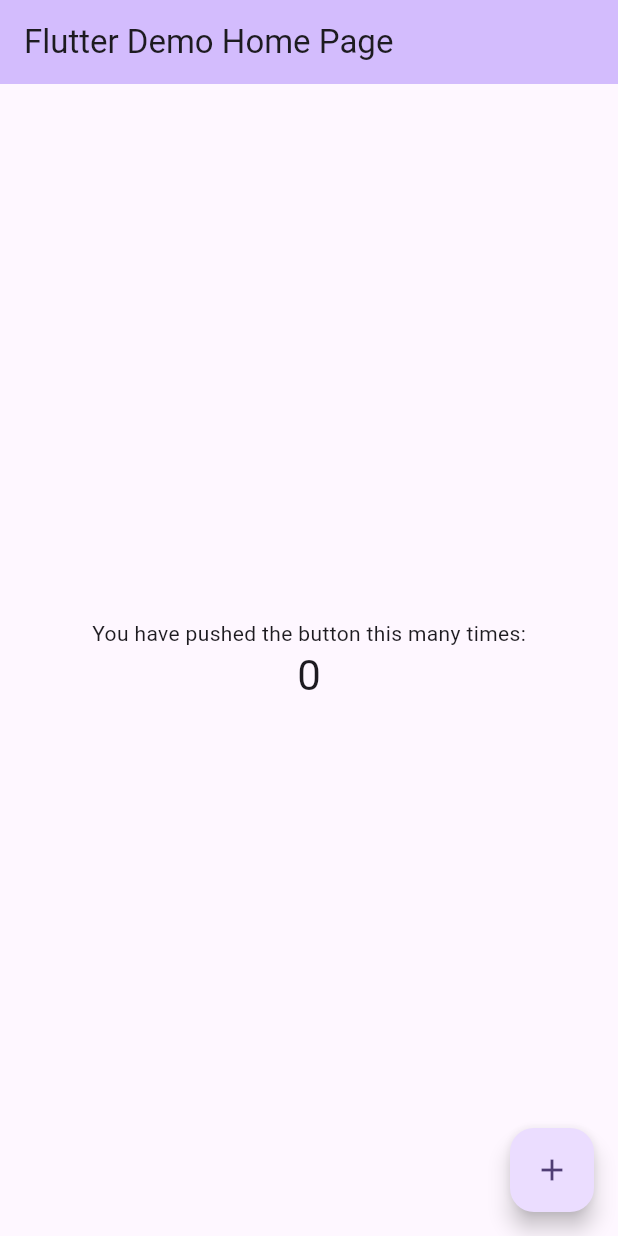
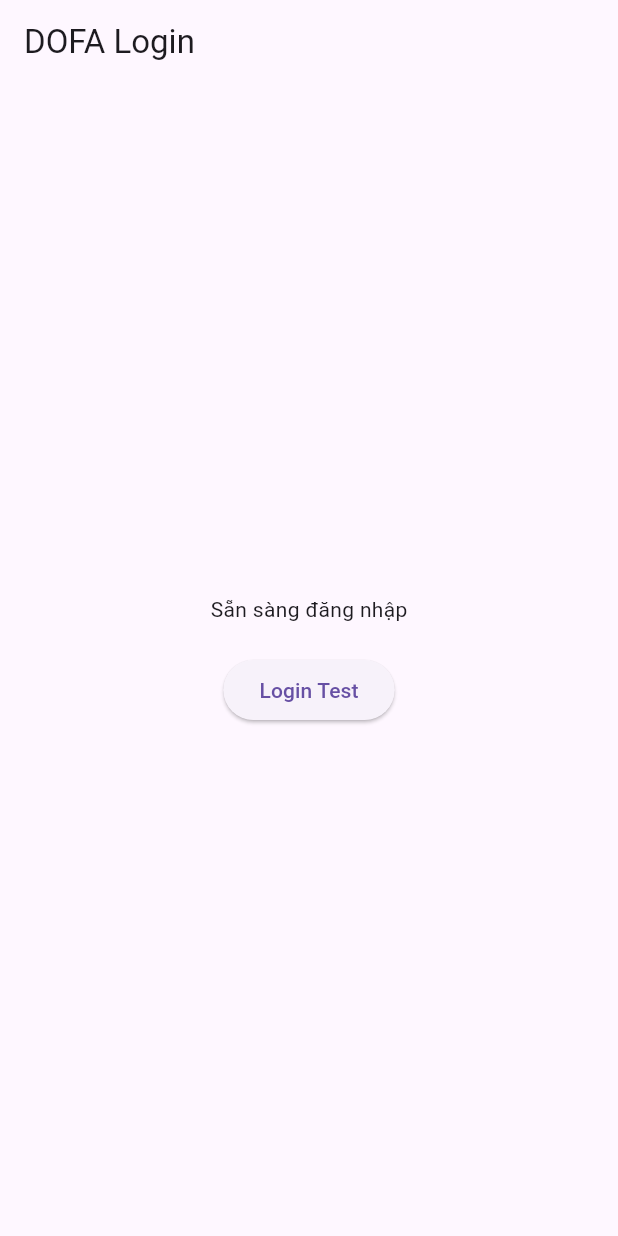
Before and after one commit to hoanglcnn-oss/AFOD_Librio_Mobile, a Flutter app: the screen it shows after launch, on a phone screen of 412 x 824 dp. Run offline on Flutter 3.47's test engine with Material 3 defaults, Android fonts, the phone set to English and light mode, and no system bars; our stand-ins replace equatable, flutter_bloc.

Commit message:
feat: implement authentication feature with BLoC architecture and tests

```diff
--- /dev/null
+++ b/week34_project/devtools_options.yaml
@@ -0,0 +1,3 @@
+description: This file stores settings for Dart & Flutter DevTools.
+documentation: https://docs.flutter.dev/tools/devtools/extensions#configure-extension-enablement-states
+extensions:
--- a/week34_project/lib/app/app.dart
+++ b/week34_project/lib/app/app.dart
@@ -0,0 +1,25 @@
+import 'package:flutter/material.dart';
+import 'package:flutter_bloc/flutter_bloc.dart';
+
+import '../features/auth/bloc/auth_bloc.dart';
+import '../features/auth/data/fake_auth_repository.dart';
+import '../features/auth/presentation/login_screen.dart';
+
+class DofaApp extends StatelessWidget {
+  const DofaApp({super.key});
+
+  @override
+  Widget build(BuildContext context) {
+    return MaterialApp(
+      debugShowCheckedModeBanner: false,
+      home: BlocProvider<AuthBloc>(
+        // Tạo AuthBloc và truyền FakeAuthRepository.
+
+        create: (context) => AuthBloc(authRepository: FakeAuthRepository()),
+
+        // Đặt LoginScreen làm widget con.
+        child: LoginScreen(),
+      ),
+    );
+  }
+}
--- a/week34_project/lib/features/auth/bloc/auth_bloc.dart
+++ b/week34_project/lib/features/auth/bloc/auth_bloc.dart
@@ -0,0 +1,31 @@
+import 'package:flutter_bloc/flutter_bloc.dart';
+
+import 'auth_event.dart';
+import 'auth_state.dart';
+import '../data/auth_repository.dart';
+
+class AuthBloc extends Bloc<AuthEvent, AuthState> {
+  final AuthRepository authRepository;
+  AuthBloc({required this.authRepository}) : super(const AuthInitial()) {
+    // Đăng ký xử lý LoginRequested bằng on<LoginRequested>()
+    on<LoginRequested>(_onLoginRequested);
+  }
+
+  // Khi nhận LoginRequested:
+  // emit AuthLoading()
+  Future<void> _onLoginRequested(
+    LoginRequested event,
+    Emitter<AuthState> emit,
+  ) async {
+    emit(const AuthLoading());
+    try {
+      // Truyền email, password từ event.
+      await authRepository.login(event.email, event.password);
+      // Nếu không xảy ra exception:
+      emit(const AuthSuccess(message: 'Đăng nhập thành công'));
+    } catch (error) {
+      // Sử dụng thông báo lỗi giả lập.
+      emit(const AuthFailure(message: 'Sai tài khoản hoặc mật khẩu (giả lập)'));
+    }
+  }
+}
--- a/week34_project/lib/features/auth/bloc/auth_event.dart
+++ b/week34_project/lib/features/auth/bloc/auth_event.dart
@@ -0,0 +1,23 @@
+import 'package:equatable/equatable.dart';
+
+abstract class AuthEvent extends Equatable {
+  const AuthEvent();
+
+  @override
+  List<Object?> get props => [];
+}
+
+class LoginRequested extends AuthEvent {
+  final String email;
+  final String password;
+
+  // Viết constructor nhận email và password.
+  // Dùng required và super.key? Không!
+  // Đây không phải Widget.
+  const LoginRequested({required this.email, required this.password});
+
+  // Override props để Equatable so sánh
+  // LoginRequested dựa trên email và password.
+  @override
+  List<Object?> get props => [email, password];
+}
--- a/week34_project/lib/features/auth/bloc/auth_state.dart
+++ b/week34_project/lib/features/auth/bloc/auth_state.dart
@@ -0,0 +1,31 @@
+import 'package:equatable/equatable.dart';
+
+// Tạo abstract class AuthState kế thừa Equatable, constructor const
+abstract class AuthState extends Equatable {
+  const AuthState();
+
+  @override
+  List<Object?> get props => [];
+}
+
+class AuthInitial extends AuthState {
+  const AuthInitial();
+}
+
+class AuthLoading extends AuthState {
+  const AuthLoading();
+}
+
+class AuthSuccess extends AuthState {
+  final String message;
+  const AuthSuccess({required this.message});
+  @override
+  List<Object?> get props => [message];
+}
+
+class AuthFailure extends AuthState {
+  final String message;
+  const AuthFailure({required this.message});
+  @override
+  List<Object?> get props => [message];
+}
--- a/week34_project/lib/features/auth/data/auth_repository.dart
+++ b/week34_project/lib/features/auth/data/auth_repository.dart
@@ -0,0 +1,8 @@
+abstract class AuthRepository {
+  // Khai báo phương thức login()
+  // - nhận String email
+  // - nhận String password
+  // - trả Future<void>
+  // - không có phần thân hàm
+  Future<void> login(String email, String password);
+}
--- /dev/null
+++ b/week34_project/lib/features/auth/data/fake_auth_repository.dart
@@ -0,0 +1,15 @@
+import 'auth_repository.dart';
+
+class FakeAuthRepository implements AuthRepository {
+  @override
+  Future<void> login(String email, String password) async {
+    // Giả lập thời gian chờ server
+    await Future.delayed(const Duration(seconds: 1));
+
+    if (email == 'test@example.com' && password == '123456') {
+      return;
+    }
+
+    throw Exception('Email hoặc mật khẩu không đúng');
+  }
+}
--- /dev/null
+++ b/week34_project/lib/features/auth/presentation/login_screen.dart
@@ -0,0 +1,64 @@
+import 'package:flutter/material.dart';
+import 'package:flutter_bloc/flutter_bloc.dart';
+
+import '../bloc/auth_bloc.dart';
+import '../bloc/auth_state.dart';
+import '../bloc/auth_event.dart';
+
+class LoginScreen extends StatelessWidget {
+  const LoginScreen({super.key});
+
+  @override
+  Widget build(BuildContext context) {
+    return Scaffold(
+      appBar: AppBar(title: const Text('DOFA Login')),
+      body: BlocListener<AuthBloc, AuthState>(
+        listener: (context, state) {
+          if (state is AuthSuccess) {
+            // Hiện SnackBar với nội dung state.message.
+            ScaffoldMessenger.of(context)
+                .showSnackBar(SnackBar(content: Text(state.message)));
+          }
+        },
+        child: Center(
+          child: Column(
+            mainAxisAlignment: MainAxisAlignment.center,
+            children: [
+              BlocBuilder<AuthBloc, AuthState>(
+                builder: (context, state) {
+                  if (state is AuthLoading) {
+                    return const CircularProgressIndicator();
+                  }
+
+                  if (state is AuthFailure) {
+                    return Text(state.message);
+                  }
+
+                  if (state is AuthSuccess) {
+                    return Text(state.message);
+                  }
+
+                  return const Text('Sẵn sàng đăng nhập');
+                },
+              ),
+
+              const SizedBox(height: 20),
+
+              ElevatedButton(
+                onPressed: () {
+                  context.read<AuthBloc>().add(
+                    const LoginRequested(
+                      email: 'test@example.com',
+                      password: '123456',
+                    ),
+                  );
+                },
+                child: const Text('Login Test'),
+              ),
+            ],
+          ),
+        ),
+      ),
+    );
+  }
+}
--- a/week34_project/lib/main.dart
+++ b/week34_project/lib/main.dart
@@ -1,122 +1,7 @@
 import 'package:flutter/material.dart';
 
+import 'app/app.dart';
+
 void main() {
-  runApp(const MyApp());
+  runApp(const DofaApp());
 }
-
-class MyApp extends StatelessWidget {
-  const MyApp({super.key});
-
-  // This widget is the root of your application.
-  @override
-  Widget build(BuildContext context) {
-    return MaterialApp(
-      title: 'Flutter Demo',
-      theme: ThemeData(
-        // This is the theme of your application.
-        //
-        // TRY THIS: Try running your application with "flutter run". You'll see
-        // the application has a purple toolbar. Then, without quitting the app,
-        // try changing the seedColor in the colorScheme below to Colors.green
-        // and then invoke "hot reload" (save your changes or press the "hot
-        // reload" button in a Flutter-supported IDE, or press "r" if you used
-        // the command line to start the app).
-        //
-        // Notice that the counter didn't reset back to zero; the application
-        // state is not lost during the reload. To reset the state, use hot
-        // restart instead.
-        //
-        // This works for code too, not just values: Most code changes can be
-        // tested with just a hot reload.
-        colorScheme: .fromSeed(seedColor: Colors.deepPurple),
-      ),
-      home: const MyHomePage(title: 'Flutter Demo Home Page'),
-    );
-  }
-}
-
-class MyHomePage extends StatefulWidget {
-  const MyHomePage({super.key, required this.title});
-
-  // This widget is the home page of your application. It is stateful, meaning
-  // that it has a State object (defined below) that contains fields that affect
-  // how it looks.
-
-  // This class is the configuration for the state. It holds the values (in this
-  // case the title) provided by the parent (in this case the App widget) and
-  // used by the build method of the State. Fields in a Widget subclass are
-  // always marked "final".
-
-  final String title;
-
-  @override
-  State<MyHomePage> createState() => _MyHomePageState();
-}
-
-class _MyHomePageState extends State<MyHomePage> {
-  int _counter = 0;
-
-  void _incrementCounter() {
-    setState(() {
-      // This call to setState tells the Flutter framework that something has
-      // changed in this State, which causes it to rerun the build method below
-      // so that the display can reflect the updated values. If we changed
-      // _counter without calling setState(), then the build method would not be
-      // called again, and so nothing would appear to happen.
-      _counter++;
-    });
-  }
-
-  @override
-  Widget build(BuildContext context) {
-    // This method is rerun every time setState is called, for instance as done
-    // by the _incrementCounter method above.
-    //
-    // The Flutter framework has been optimized to make rerunning build methods
-    // fast, so that you can just rebuild anything that needs updating rather
-    // than having to individually change instances of widgets.
-    return Scaffold(
-      appBar: AppBar(
-        // TRY THIS: Try changing the color here to a specific color (to
-        // Colors.amber, perhaps?) and trigger a hot reload to see the AppBar
-        // change color while the other colors stay the same.
-        backgroundColor: Theme.of(context).colorScheme.inversePrimary,
-        // Here we take the value from the MyHomePage object that was created by
-        // the App.build method, and use it to set our appbar title.
-        title: Text(widget.title),
-      ),
-      body: Center(
-        // Center is a layout widget. It takes a single child and positions it
-        // in the middle of the parent.
-        child: Column(
-          // Column is also a layout widget. It takes a list of children and
-          // arranges them vertically. By default, it sizes itself to fit its
-          // children horizontally, and tries to be as tall as its parent.
-          //
-          // Column has various properties to control how it sizes itself and
-          // how it positions its children. Here we use mainAxisAlignment to
-          // center the children vertically; the main axis here is the vertical
-          // axis because Columns are vertical (the cross axis would be
-          // horizontal).
-          //
-          // TRY THIS: Invoke "debug painting" (choose the "Toggle Debug Paint"
-          // action in the IDE, or press "p" in the console), to see the
-          // wireframe for each widget.
-          mainAxisAlignment: .center,
-          children: [
-            const Text('You have pushed the button this many times:'),
-            Text(
-              '$_counter',
-              style: Theme.of(context).textTheme.headlineMedium,
-            ),
-          ],
-        ),
-      ),
-      floatingActionButton: FloatingActionButton(
-        onPressed: _incrementCounter,
-        tooltip: 'Increment',
-        child: const Icon(Icons.add),
-      ),
-    );
-  }
-}
```
Also changed, not shown: week34_project/lib/features/auth/bloc/auth_bloc_test.dart (added, +56 -0 lines), week34_project/lib/features/auth/presentations/login_screen.dart (deleted), 1 other file.
